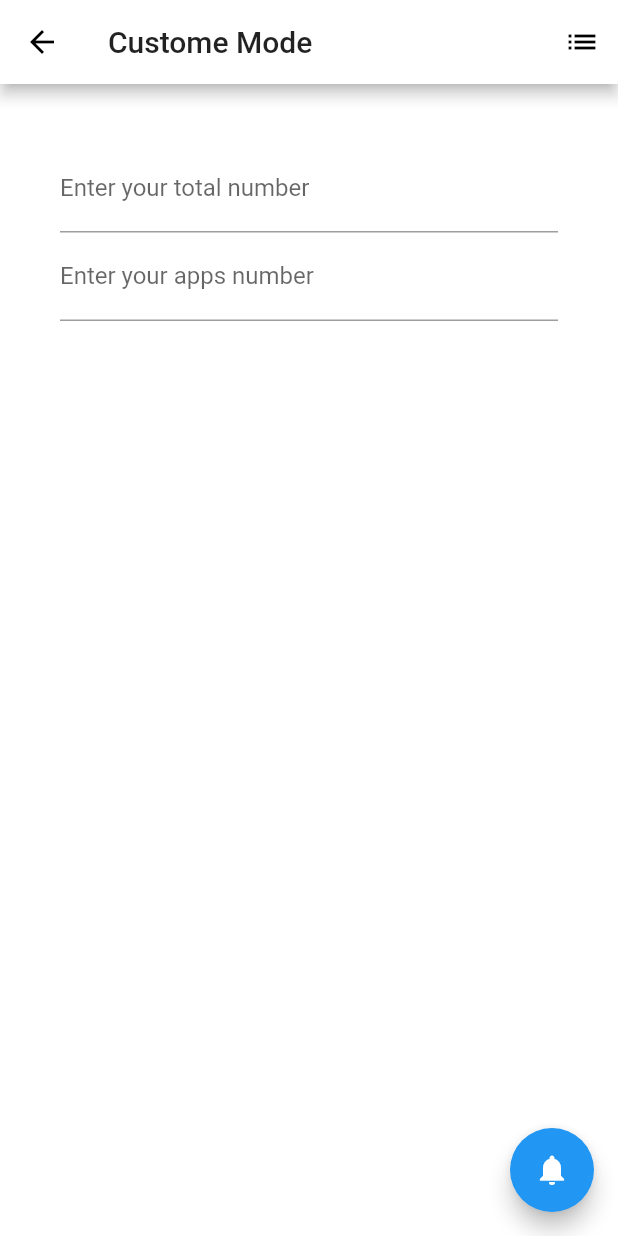
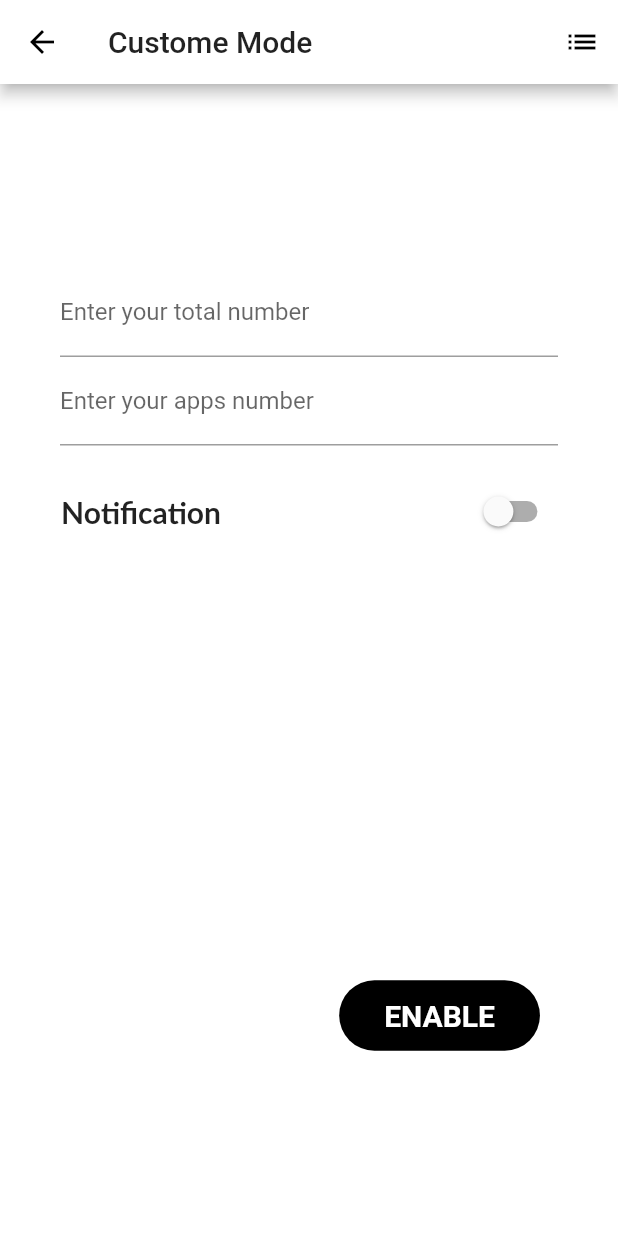
Before and after one commit to bachbao/beta-test, a Flutter app: the CustomMode screen opened directly, on a phone screen of 412 x 824 dp. Run offline on Flutter 3.47's test engine with Material 2 defaults, Android fonts, the phone set to English and light mode, and no system bars; our stand-ins replace flutter_local_notifications; missing offline and left inert: app_usage; Roboto replaces fonts that are missing (Lato).

Commit message:
Minh: UI-refine
bbace ngố

```diff
--- a/lib/UI_CustomMode.dart
+++ b/lib/UI_CustomMode.dart
@@ -14,6 +14,8 @@ class CustomMode extends StatefulWidget {
 class _CustomModeState extends State<CustomMode> {
   AppUsage appUsage = new AppUsage();
   double apps;
+  bool isPressed = false;
+  bool isSwitched = false;
   bool isStopped = false;
   String value1 = "";
   String value2 = "";
@@ -125,8 +127,8 @@ class _CustomModeState extends State<CustomMode> {
                 onChanged: (val1) =>
                     value1 = val1, // Only numbers can be entered
               ),
-              Expanded(
-                child: new TextFormField(
+
+              new TextFormField(
                 controller: myController,
                 decoration:
                     new InputDecoration(labelText: "Enter your apps number"),
@@ -137,11 +139,67 @@ class _CustomModeState extends State<CustomMode> {
                 onChanged: (val2) =>
                     value2 = val2, // Only numbers can be entered
                 ),
+              SizedBox(height: 20),
+              Row(
+                mainAxisAlignment: MainAxisAlignment.center,
+                children: <Widget>[
+                  Text(
+                    'Notification',
+                    style: TextStyle(
+                        fontFamily: 'Lato',
+                        fontSize: 20,
+                        fontWeight: FontWeight.bold),
                   ),
-            ]),
+                  SizedBox(width: 165),
+                  Switch(
+                    activeTrackColor: Colors.black45,
+                    activeColor: Colors.black,
+                    value: isSwitched,
+                    onChanged: (value) {
+                      setState(() {
+                        isSwitched = value;
+                      });
+                    },
                   ),
-      floatingActionButton: FloatingActionButton(
-        child: Icon(Icons.notifications),
+                ],
+              ),
+              SizedBox(height: 220),
+              Text(
+                isPressed ? 'Total time on mobile: XXX minutes' : '',                                     //FIX LAI XXX
+                style: TextStyle(
+                    fontSize: 20,
+                    fontFamily: 'Lato',
+                    fontWeight: FontWeight.bold
+                ),
+              ),
+              Text(
+                isPressed ? '(renew every 24 hours)' : '',
+                style: TextStyle(
+                    fontSize: 20,
+                    fontFamily: 'Lato',
+                    fontWeight: FontWeight.normal),
+              ),
+              SizedBox(height: 20),
+              Row(
+                mainAxisSize: MainAxisSize.max,
+                mainAxisAlignment: MainAxisAlignment.spaceAround,
+                children: <Widget>[
+                  SizedBox(width: 150),
+                  FlatButton(
+                    highlightColor: Colors.black12,
+                    shape: new RoundedRectangleBorder(
+                      borderRadius: new BorderRadius.circular(30.0),
+                    ),
+                    color: isPressed ? Colors.black26 : Colors.black,
+                    textColor: Colors.white,
+                    padding: EdgeInsets.fromLTRB(30, 12, 30, 12),
+                    child: Text(
+                      isPressed ? 'ENABLED' : 'ENABLE',
+                      style: TextStyle(
+                        fontSize: 20.0,
+                        fontWeight: FontWeight.bold,
+                      ),
+                    ),
                     onPressed: () async {
                       print(value1);
                       print(value2);
@@ -159,13 +217,22 @@ class _CustomModeState extends State<CustomMode> {
                             98123871,
                           );
                         } else if (apps > (num.parse(value1) + 300)) {
-              isStopped = true;
+                          isStopped = true;                                                                 //FIX LAI BIEN O CHO NAY THANH ISPRESSED
                         }
-            if (isStopped) {
+                        if (isStopped) {                                                                    //CHO NAY NUA
                           timer.cancel();
                         }
                       });
+
+                      setState(() {
+                        isPressed = true;
+                      });
                     },
+                  ),
+                ],
+              ),
+            ]
+        ),
       ),
     );
   }
@@ -174,9 +241,9 @@ class _CustomModeState extends State<CustomMode> {
 class SettingPageRoute extends CupertinoPageRoute {
   SettingPageRoute()
       : super(builder: (BuildContext context) => new SettingPage());
-  @override
+  /*@override
   Widget buildPage(BuildContext context, Animation<double> animation,
       Animation<double> secondaryAnimation) {
     return new FadeTransition(opacity: animation, child: new SettingPage());
+  }*/
 }
-}
```
Also changed, not shown: lib/SettingPage.dart (+14 -5 lines), lib/UI_Login.dart (+4 -4 lines), lib/UI_StandardMode.dart (+52 -27 lines). Lines whose indentation alone changed are shown as unchanged.
